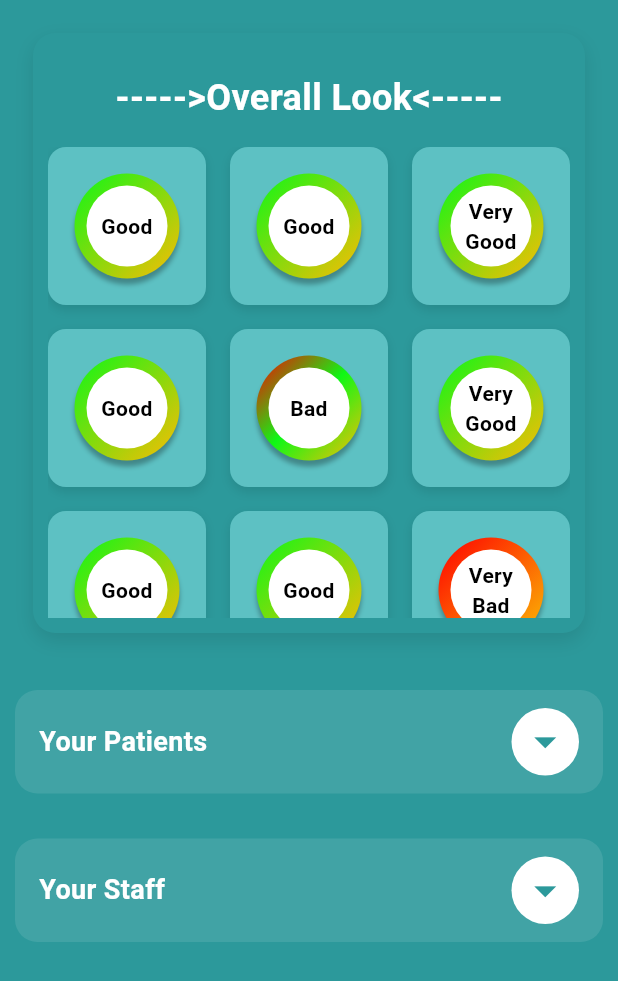
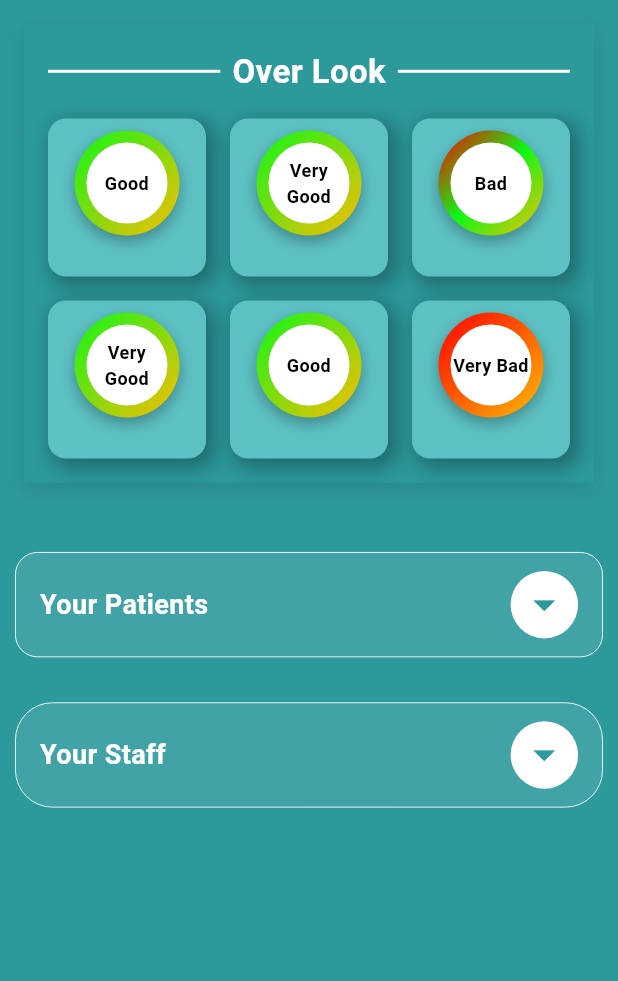
Before and after one commit to abdelr7mn/pharma_task, a Flutter app: the screen it shows after launch, on a phone screen of 412 x 824 dp. Shown: the top 981 px of the screen. Run offline on Flutter 3.47's test engine with Material 3 defaults, Android fonts, the phone set to English and light mode, and no system bars.

Commit message:
task editung

```diff
--- a/lib/screens/hom_screen.dart
+++ b/lib/screens/hom_screen.dart
@@ -18,7 +18,7 @@ class HomeScreen extends StatelessWidget {
         child: Column(
           mainAxisSize: MainAxisSize.max,
           children: [
-            Container(height: 450, child: PatientStatusPage()),
+            Container(height: 358, child: PatientStatusPage()),
             PatientSection(
               onTap: () => _showCustomScreenDialog(context, 'patients'),
             ),
--- a/lib/screens/patient_state.dart
+++ b/lib/screens/patient_state.dart
@@ -1,17 +1,15 @@
 import 'package:flutter/material.dart';
 
 class PatientStatusPage extends StatelessWidget {
-  const PatientStatusPage({super.key});
+  PatientStatusPage({Key? key}) : super(key: key);
 
-  final List<String> statuses = const [
-    'Good',
+  final List<String> statuses = [
     'Good',
     'Very Good',
-    'Good',
     'Bad',
     'Very Good',
     'Good',
-    'Good',
+
     'Very Bad',
   ];
 
@@ -19,15 +17,15 @@ class PatientStatusPage extends StatelessWidget {
   Widget build(BuildContext context) {
     return Scaffold(
       backgroundColor: Colors.transparent,
+
       body: SafeArea(
         child: Padding(
-          padding: const EdgeInsets.all(22.0),
+          padding: const EdgeInsets.all(16.0),
           child: Container(
-            height: 400, // زيادة الارتفاع لاستيعاب العنوان
-            padding: const EdgeInsets.all(10),
+            padding: const EdgeInsets.all(16.0),
             decoration: BoxDecoration(
               color: const Color(0xff2C999B),
-              borderRadius: BorderRadius.circular(15),
+
               boxShadow: [
                 BoxShadow(
                   color: Colors.black.withOpacity(0.1),
@@ -37,23 +35,38 @@ class PatientStatusPage extends StatelessWidget {
               ],
             ),
             child: Column(
+              mainAxisSize: MainAxisSize.min,
               children: [
-                // العنوان
-                const Padding(
-                  padding: EdgeInsets.all(16.0),
-                  child: Text(
-                    '----->Overall Look<-----',
-                    style: TextStyle(
-                      color: Colors.white,
-                      fontSize: 24,
-                      fontWeight: FontWeight.bold,
+                Row(
+                  children: [
+                    const Expanded(
+                      child: Divider(
+                        color: Colors.white, // لون الخط
+                        thickness: 2, // سمك الخط
+                        endIndent: 8, // مسافة بعد الخط
                       ),
                     ),
+                    const Text(
+                      'Over Look',
+                      style: TextStyle(
+                        fontSize: 22,
+                        fontWeight: FontWeight.bold,
+                        color: Colors.white,
                       ),
-
-                // الـ GridView
-                Expanded(
-                  child: GridView.builder(
+                    ),
+                    const Expanded(
+                      child: Divider(
+                        color: Colors.white,
+                        thickness: 2,
+                        indent: 8, // مسافة قبل الخط
+                      ),
+                    ),
+                  ],
+                ),
+                const SizedBox(height: 16),
+                GridView.builder(
+                  shrinkWrap: true,
+                  physics: const NeverScrollableScrollPhysics(),
                   itemCount: statuses.length,
                   gridDelegate: const SliverGridDelegateWithFixedCrossAxisCount(
                     crossAxisCount: 3,
@@ -61,9 +74,9 @@ class PatientStatusPage extends StatelessWidget {
                     mainAxisSpacing: 16,
                   ),
                   itemBuilder: (context, index) {
-                      return StatusItem(status: statuses[index]);
+                    final statusData = StatusItemData(label: statuses[index]);
+                    return StatusItem(item: statusData);
                   },
-                  ),
                 ),
               ],
             ),
@@ -75,56 +88,56 @@ class PatientStatusPage extends StatelessWidget {
 }
 
 class StatusItem extends StatelessWidget {
-  final String status;
-
-  const StatusItem({super.key, required this.status});
+  final StatusItemData item;
+  const StatusItem({Key? key, required this.item}) : super(key: key);
 
   @override
   Widget build(BuildContext context) {
     return Container(
       padding: const EdgeInsets.all(8),
       decoration: BoxDecoration(
-        color: const Color(0xFF5DC1C3),
+        color: const Color.fromRGBO(93, 193, 195, 1),
         borderRadius: BorderRadius.circular(12),
         boxShadow: [
           BoxShadow(
-            color: Colors.black.withOpacity(0.1),
-            blurRadius: 5,
-            offset: const Offset(0, 3),
+            color: Colors.black.withOpacity(0.3),
+            blurRadius: 10,
+            spreadRadius: 2,
+            offset: const Offset(4, 4),
           ),
         ],
       ),
       child: Column(
-        mainAxisAlignment: MainAxisAlignment.center,
+        mainAxisSize: MainAxisSize.min,
         children: [
           Container(
             width: 70,
             height: 70,
             decoration: BoxDecoration(
               shape: BoxShape.circle,
-              gradient: _getGradient(status),
+              gradient: item.gradient,
               boxShadow: [
                 BoxShadow(
                   color: Colors.black.withOpacity(0.3),
-                  blurRadius: 2,
+                  blurRadius: 8,
                   offset: const Offset(0, 4),
                 ),
               ],
             ),
             child: Center(
               child: Container(
-                width: 54,
-                height: 54,
+                width: item.innerCircleSize,
+                height: item.innerCircleSize,
                 decoration: const BoxDecoration(
                   shape: BoxShape.circle,
                   color: Colors.white,
                 ),
                 child: Center(
                   child: Text(
-                    status,
+                    item.label,
                     textAlign: TextAlign.center,
                     style: const TextStyle(
-                      fontSize: 14,
+                      fontSize: 12,
                       fontWeight: FontWeight.bold,
                       color: Colors.black,
                     ),
@@ -137,34 +150,42 @@ class StatusItem extends StatelessWidget {
       ),
     );
   }
+}
 
-  Gradient _getGradient(String status) {
-    switch (status.toLowerCase()) {
-      case 'good':
-      case 'very good':
-        return const LinearGradient(
-          colors: [Color(0xFF0EF816), Color(0xFFFBBC04)],
+class StatusItemData {
+  final String label;
+  late final Gradient gradient;
+  final double innerCircleSize = 54.0;
+
+  StatusItemData({required this.label}) {
+    final lowerLabel = label.toLowerCase();
+    if (lowerLabel == 'good' || lowerLabel == 'very good') {
+      gradient = const LinearGradient(
+        colors: [
+          Color.fromRGBO(14, 248, 22, 1),
+          Color.fromRGBO(251, 188, 4, 1),
+        ],
         begin: Alignment.topLeft,
         end: Alignment.bottomRight,
       );
-      case 'bad':
-        return const LinearGradient(
-          colors: [Color(0xFFFF0000), Color(0xFF0EF816), Color(0xFFFBBC04)],
+    } else if (lowerLabel == 'bad') {
+      gradient = const LinearGradient(
+        colors: [
+          Color.fromRGBO(255, 0, 0, 1),
+          Color.fromRGBO(14, 248, 22, 1),
+          Color.fromRGBO(251, 188, 4, 1),
+        ],
         begin: Alignment.topLeft,
         end: Alignment.bottomRight,
       );
-      case 'very bad':
-        return const LinearGradient(
-          colors: [Color(0xFFFF0000), Color(0xFFFBBC04)],
+    } else if (lowerLabel == 'very bad') {
+      gradient = const LinearGradient(
+        colors: [Color.fromRGBO(255, 0, 0, 1), Color.fromRGBO(251, 188, 4, 1)],
         begin: Alignment.topLeft,
         end: Alignment.bottomRight,
       );
-      default:
-        return const LinearGradient(
-          colors: [Colors.grey, Colors.grey],
-          begin: Alignment.topLeft,
-          end: Alignment.bottomRight,
-        );
+    } else {
+      gradient = const LinearGradient(colors: [Colors.grey, Colors.grey]);
     }
   }
 }
--- a/lib/widgets/patient_section.dart
+++ b/lib/widgets/patient_section.dart
@@ -17,6 +17,10 @@ class PatientSection extends StatelessWidget {
           decoration: BoxDecoration(
             color: AppColors.panelBackground,
             borderRadius: BorderRadius.circular(15),
+            border: Border.all(
+              color: Colors.white, // تحديد اللون الأبيض للحواف
+              width: .6, // سمك الحواف
+            ),
           ),
           child: Row(
             mainAxisAlignment: MainAxisAlignment.spaceBetween,
--- a/lib/widgets/staff_section.dart
+++ b/lib/widgets/staff_section.dart
@@ -16,7 +16,11 @@ class StaffSection extends StatelessWidget {
           padding: const EdgeInsets.symmetric(horizontal: 16, vertical: 12),
           decoration: BoxDecoration(
             color: AppColors.panelBackground,
-            borderRadius: BorderRadius.circular(15),
+            borderRadius: BorderRadius.circular(25),
+            border: Border.all(
+              color: Colors.white, // تحديد اللون الأبيض للحواف
+              width: .6, // سمك الحواف
+            ),
           ),
           child: Row(
             mainAxisAlignment: MainAxisAlignment.spaceBetween,
```
Also changed, not shown: lib/screens/patient_screen.dart (+32 -13 lines), lib/screens/staff_screen.dart (+19 -5 lines), lib/widgets/patient_card_widget.dart (+57 -30 lines), lib/widgets/staff_card.widget.dart (+52 -14 lines). Lines whose indentation alone changed are shown as unchanged.
